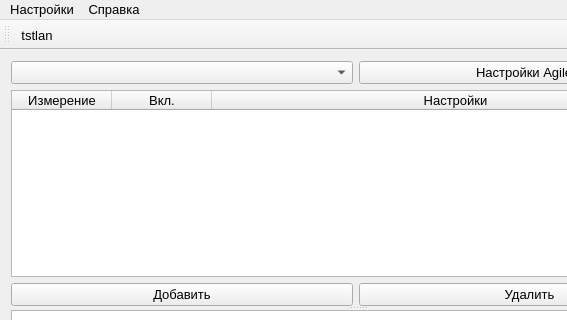
Old version of the form ui/mainwindow.ui in the repository irsural/clb_autocalibration; both pictures show x 0 to 567 and y 0 to 320 of the 715 by 510 pixel window.
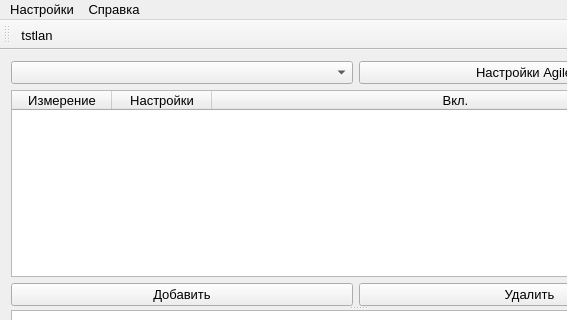
New version of the form. Icons and pictures are not drawn.

Patch:
```diff
--- a/ui/mainwindow.ui
+++ b/ui/mainwindow.ui
@@ -90,12 +90,12 @@
            </column>
            <column>
             <property name="text">
-             <string>Вкл.</string>
+             <string>Настройки</string>
             </property>
            </column>
            <column>
             <property name="text">
-             <string>Настройки</string>
+             <string>Вкл.</string>
             </property>
            </column>
           </widget>
```
